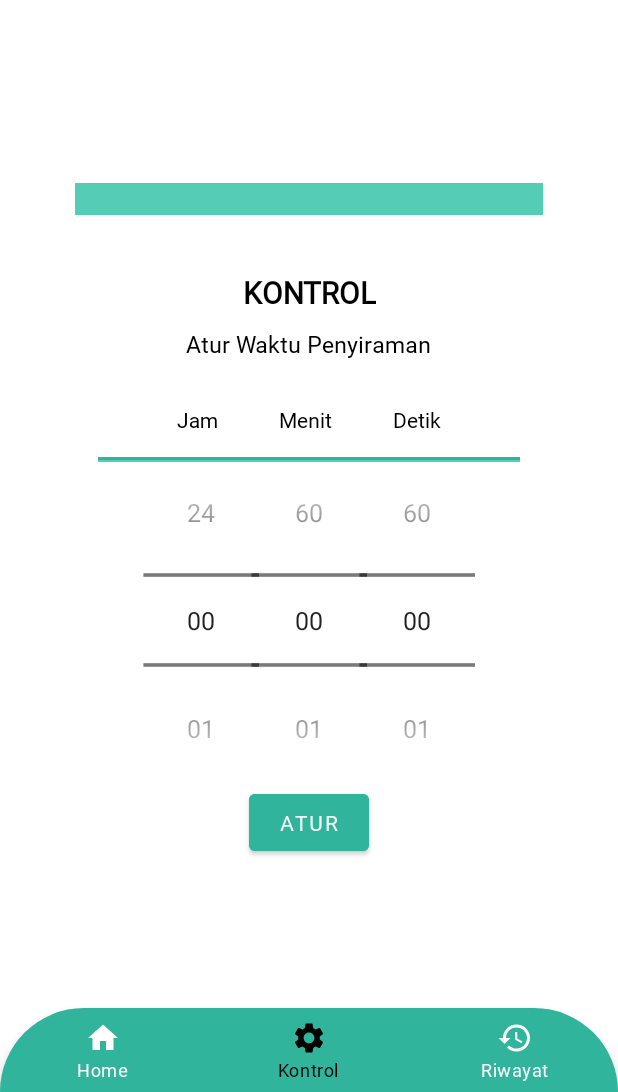
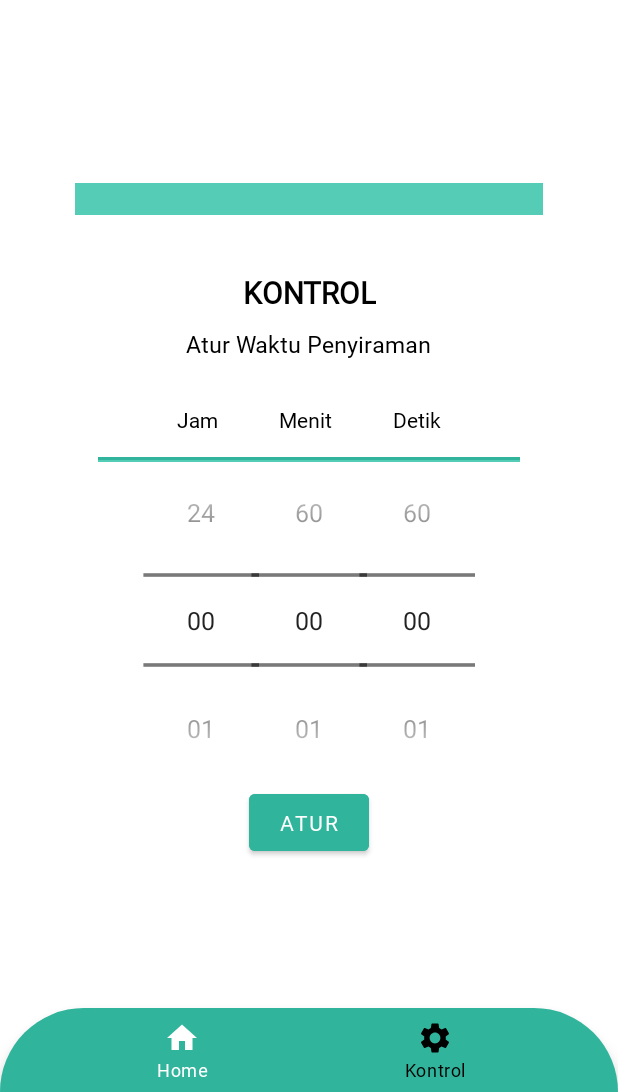
Before and after one commit to varydabe/otoponik_app, an Android app: the screen it shows after launch (MainActivity), item 2 of the bottom bar chosen, on a phone screen of 412 x 824 dp, the part 144-1236 px from its top. Run offline under Robolectric (Android 15) with nearby library versions, the phone set to English and light mode, and no system bars; our stand-ins replace Firebase (no records; nobody signed in at launch, a user with empty details on screens opened directly), navigation-ui; 3 statements that could not run were skipped.

Commit message:
Change app icon and hide unused feat

```diff
--- a/app/src/main/java/com/github/otoponik/MainActivity.java
+++ b/app/src/main/java/com/github/otoponik/MainActivity.java
@@ -19,7 +19,7 @@ public class MainActivity extends AppCompatActivity {
         // Passing each menu ID as a set of Ids because each
         // menu should be considered as top level destinations.
         AppBarConfiguration appBarConfiguration = new AppBarConfiguration.Builder(
-                R.id.navigation_home, R.id.navigation_dashboard, R.id.navigation_notifications)
+                R.id.navigation_home, R.id.navigation_dashboard) //, R.id.navigation_notifications)
                 .build();
         NavController navController = Navigation.findNavController(this, R.id.nav_host_fragment);
         NavigationUI.setupActionBarWithNavController(this, navController, appBarConfiguration);
--- a/app/src/main/res/menu/bottom_nav_menu.xml
+++ b/app/src/main/res/menu/bottom_nav_menu.xml
@@ -11,9 +11,9 @@
         android:icon="@drawable/ic_baseline_settings_24"
         android:title="@string/title_dashboard" />
 
-    <item
-        android:id="@+id/navigation_notifications"
-        android:icon="@drawable/ic_baseline_history_24"
-        android:title="@string/title_notifications" />
+<!--    <item-->
+<!--        android:id="@+id/navigation_notifications"-->
+<!--        android:icon="@drawable/ic_baseline_history_24"-->
+<!--        android:title="@string/title_notifications" />-->
 
 </menu>
--- a/app/src/main/res/mipmap-anydpi-v26/ic_launcher.xml
+++ b/app/src/main/res/mipmap-anydpi-v26/ic_launcher.xml
@@ -1,5 +1,5 @@
 <?xml version="1.0" encoding="utf-8"?>
 <adaptive-icon xmlns:android="http://schemas.android.com/apk/res/android">
-    <background android:drawable="@drawable/ic_launcher_background" />
-    <foreground android:drawable="@drawable/ic_launcher_foreground" />
+    <background android:drawable="@drawable/turbidity" />
+    <foreground android:drawable="@drawable/turbidity" />
 </adaptive-icon>
--- a/app/src/main/res/mipmap-anydpi-v26/ic_launcher_round.xml
+++ b/app/src/main/res/mipmap-anydpi-v26/ic_launcher_round.xml
@@ -1,5 +1,5 @@
 <?xml version="1.0" encoding="utf-8"?>
 <adaptive-icon xmlns:android="http://schemas.android.com/apk/res/android">
-    <background android:drawable="@drawable/ic_launcher_background" />
-    <foreground android:drawable="@drawable/ic_launcher_foreground" />
+    <background android:drawable="@drawable/turbidity" />
+    <foreground android:drawable="@drawable/turbidity" />
 </adaptive-icon>
--- a/app/src/main/res/navigation/mobile_navigation.xml
+++ b/app/src/main/res/navigation/mobile_navigation.xml
@@ -17,9 +17,9 @@
         android:label="@string/title_dashboard"
         tools:layout="@layout/fragment_dashboard" />
 
-    <fragment
-        android:id="@+id/navigation_notifications"
-        android:name="com.github.otoponik.ui.notifications.NotificationsFragment"
-        android:label="@string/title_notifications"
-        tools:layout="@layout/fragment_notifications" />
+<!--    <fragment-->
+<!--        android:id="@+id/navigation_notifications"-->
+<!--        android:name="com.github.otoponik.ui.notifications.NotificationsFragment"-->
+<!--        android:label="@string/title_notifications"-->
+<!--        tools:layout="@layout/fragment_notifications" />-->
 </navigation>
```
